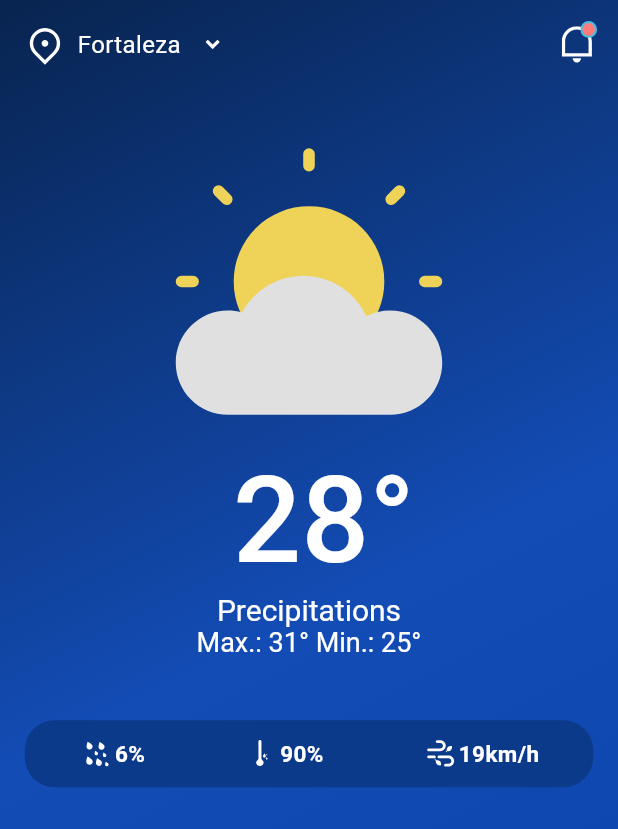
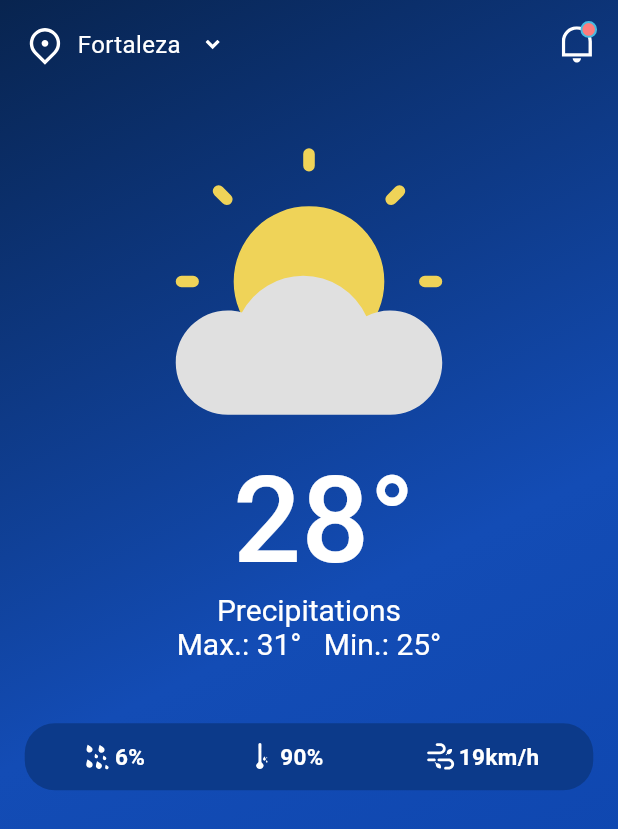
Before and after one commit to Ratndeep1999/weather_app, a Flutter app: the screen it shows after launch, on a phone screen of 412 x 824 dp. Shown: the top 829 px of the screen. Run offline on Flutter 3.47's test engine with Material 3 defaults, Android fonts, the light colour scheme and no system bars; our stand-ins replace flutter_svg.

Commit message:
current_temperature_section.dart : space increase in between max and min temperature and font size increase

```diff
--- a/lib/widgets/current_temperature_section.dart
+++ b/lib/widgets/current_temperature_section.dart
@@ -25,10 +25,10 @@ class CurrentTemperatureSection extends StatelessWidget {
             ),
           ),
           TextSpan(
-            text: "Max.: 31° Min.: 25°",
+            text: "Max.: 31°   Min.: 25°",
             style: TextStyle(
               color: Colors.white,
-              fontSize: 18,
+              fontSize: 20,
               fontWeight: FontWeight.w400,
             ),
           ),
```
